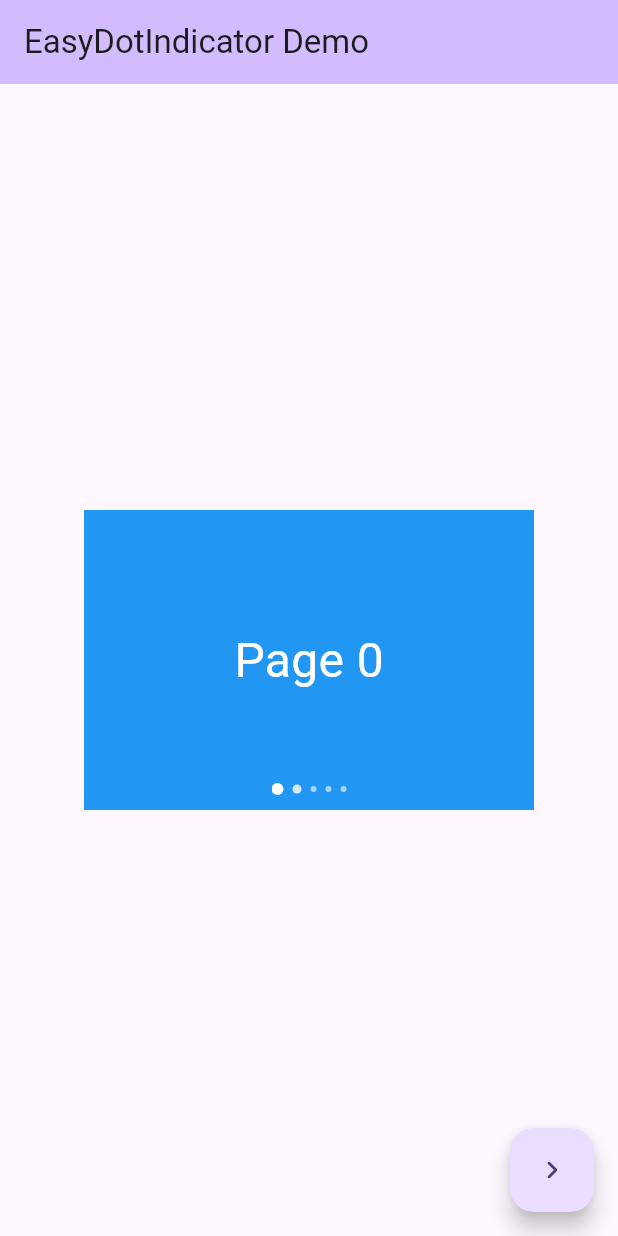
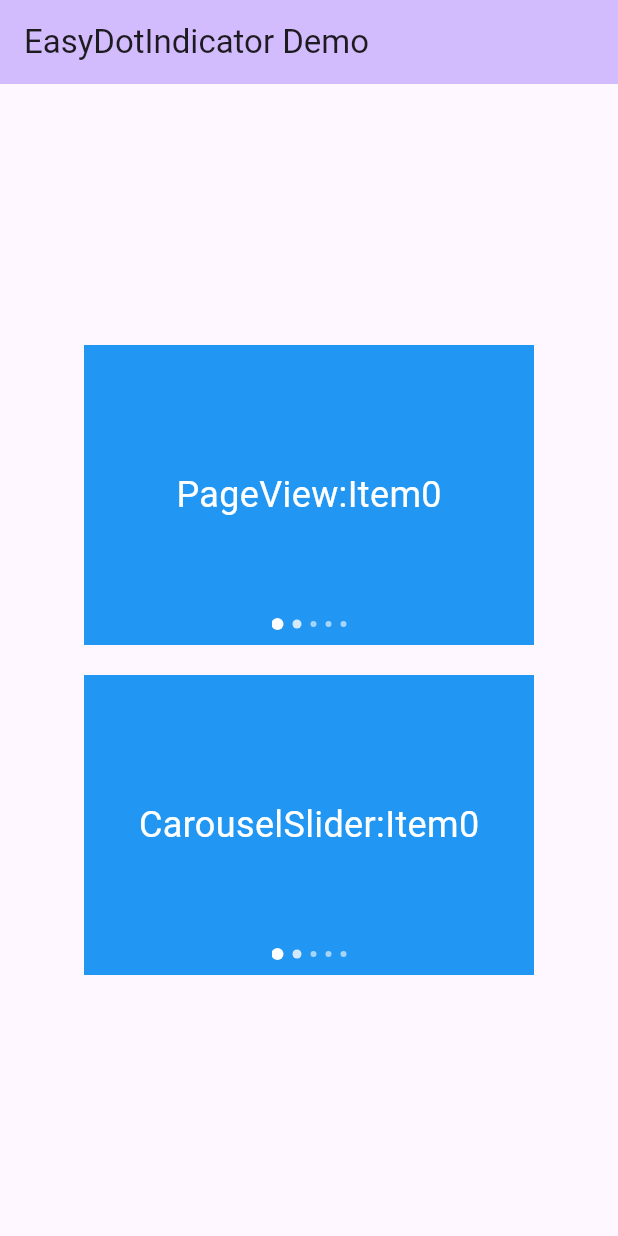
Before and after one commit to YanhqZ/easy_dot_indicator, a Flutter app: the screen it shows after launch, on a phone screen of 412 x 824 dp. Run offline on Flutter 3.47's test engine with Material 3 defaults, Android fonts, the phone set to English and light mode, and no system bars; drawn by our look-alikes of carousel_slider.

Commit message:
add carousel_slider example

```diff
--- a/example/lib/main.dart
+++ b/example/lib/main.dart
@@ -1,5 +1,8 @@
 import 'package:easy_dot_indicator/easy_dot_indicator.dart';
 import 'package:flutter/material.dart';
+
+import 'widget/carousel_slider_example.dart';
+import 'widget/page_view_example.dart';
 
 void main() {
   runApp(const MyApp());
@@ -28,7 +31,6 @@ class DemoPage extends StatefulWidget {
 }
 
 class _DemoPageState extends State<DemoPage> {
-  final PageController _pageController = PageController();
   EasyDotIndicatorController indicatorController = EasyDotIndicatorController();
 
   @override
@@ -38,51 +40,22 @@ class _DemoPageState extends State<DemoPage> {
         backgroundColor: Theme.of(context).colorScheme.inversePrimary,
         title: const Text('EasyDotIndicator Demo'),
       ),
-      body: Center(
-        child: SizedBox(
-          width: 300,
-          height: 200,
-          child: Stack(
+      body: const Column(
+        crossAxisAlignment: CrossAxisAlignment.center,
+        mainAxisSize: MainAxisSize.max,
+        mainAxisAlignment: MainAxisAlignment.center,
+        children: [
+          Align(
             alignment: Alignment.center,
-            children: <Widget>[
-              Positioned.fill(
-                child: PageView.builder(
-                  itemBuilder: (_, index) => Container(
-                    alignment: Alignment.center,
-                    color: index.isEven ? Colors.blue : Colors.red,
-                    child: Text(
-                      'Page $index',
-                      style: const TextStyle(fontSize: 32, color: Colors.white),
-                    ),
-                  ),
-                  controller: _pageController,
-                  itemCount: 10,
-                  onPageChanged: (index) {
-                    indicatorController.updateIndex(index);
-                  },
-                ),
-              ),
-              Positioned(
-                bottom: 10,
-                child: EasyDotIndicator(
-                  visibleNum: 5,
-                  count: 10,
-                  controller: indicatorController,
-                ),
-              ),
-            ],
+            child: PageViewExample(),
           ),
-        ),
+          SizedBox(height: 20),
+          Align(
+            alignment: Alignment.center,
+            child: CarouselSliderExample(),
+          ),
+        ],
       ),
-      floatingActionButton: FloatingActionButton(
-        onPressed: () {
-          _pageController.nextPage(
-              duration: const Duration(milliseconds: 200),
-              curve: Curves.linear);
-        },
-        tooltip: 'Next',
-        child: const Icon(Icons.navigate_next_rounded),
-      ), // This trailing comma makes auto-formatting nicer for build methods.
     );
   }
 }
--- /dev/null
+++ b/example/lib/widget/carousel_slider_example.dart
@@ -0,0 +1,56 @@
+import 'package:carousel_slider/carousel_slider.dart';
+import 'package:easy_dot_indicator/easy_dot_indicator.dart';
+import 'package:flutter/material.dart';
+
+class CarouselSliderExample extends StatefulWidget {
+  const CarouselSliderExample({super.key});
+
+  @override
+  State<CarouselSliderExample> createState() => _CarouselSliderExampleState();
+}
+
+class _CarouselSliderExampleState extends State<CarouselSliderExample> {
+  EasyDotIndicatorController indicatorController = EasyDotIndicatorController();
+
+  @override
+  Widget build(BuildContext context) {
+    return SizedBox(
+      width: 300,
+      height: 200,
+      child: Stack(
+        alignment: Alignment.center,
+        children: <Widget>[
+          Positioned.fill(
+            child: CarouselSlider(
+              items: List.generate(
+                10,
+                (index) => Container(
+                  alignment: Alignment.center,
+                  color: index.isEven ? Colors.blue : Colors.red,
+                  child: Text(
+                    'CarouselSlider:Item$index',
+                    style: const TextStyle(fontSize: 24, color: Colors.white),
+                  ),
+                ),
+              ),
+              options: CarouselOptions(
+                viewportFraction: 1,
+                onPageChanged: (index, _) {
+                  indicatorController.updateIndex(index);
+                },
+              ),
+            ),
+          ),
+          Positioned(
+            bottom: 10,
+            child: EasyDotIndicator(
+              visibleNum: 5,
+              count: 10,
+              controller: indicatorController,
+            ),
+          ),
+        ],
+      ),
+    );
+  }
+}
--- /dev/null
+++ b/example/lib/widget/page_view_example.dart
@@ -0,0 +1,50 @@
+import 'package:easy_dot_indicator/easy_dot_indicator.dart';
+import 'package:flutter/material.dart';
+
+class PageViewExample extends StatefulWidget {
+  const PageViewExample({super.key});
+
+  @override
+  State<PageViewExample> createState() => _PageViewExampleState();
+}
+
+class _PageViewExampleState extends State<PageViewExample> {
+  EasyDotIndicatorController indicatorController = EasyDotIndicatorController();
+
+  @override
+  Widget build(BuildContext context) {
+    return SizedBox(
+      width: 300,
+      height: 200,
+      child: Stack(
+        alignment: Alignment.center,
+        children: <Widget>[
+          Positioned.fill(
+            child: PageView.builder(
+              itemBuilder: (_, index) => Container(
+                alignment: Alignment.center,
+                color: index.isEven ? Colors.blue : Colors.red,
+                child: Text(
+                  'PageView:Item$index',
+                  style: const TextStyle(fontSize: 24, color: Colors.white),
+                ),
+              ),
+              itemCount: 10,
+              onPageChanged: (index) {
+                indicatorController.updateIndex(index);
+              },
+            ),
+          ),
+          Positioned(
+            bottom: 10,
+            child: EasyDotIndicator(
+              visibleNum: 5,
+              count: 10,
+              controller: indicatorController,
+            ),
+          ),
+        ],
+      ),
+    );
+  }
+}
--- a/example/pubspec.yaml
+++ b/example/pubspec.yaml
@@ -31,6 +31,7 @@ dependencies:
   flutter:
     sdk: flutter
 
+  carousel_slider: ^4.0.0
 
   # The following adds the Cupertino Icons font to your application.
   # Use with the CupertinoIcons class for iOS style icons.
```
